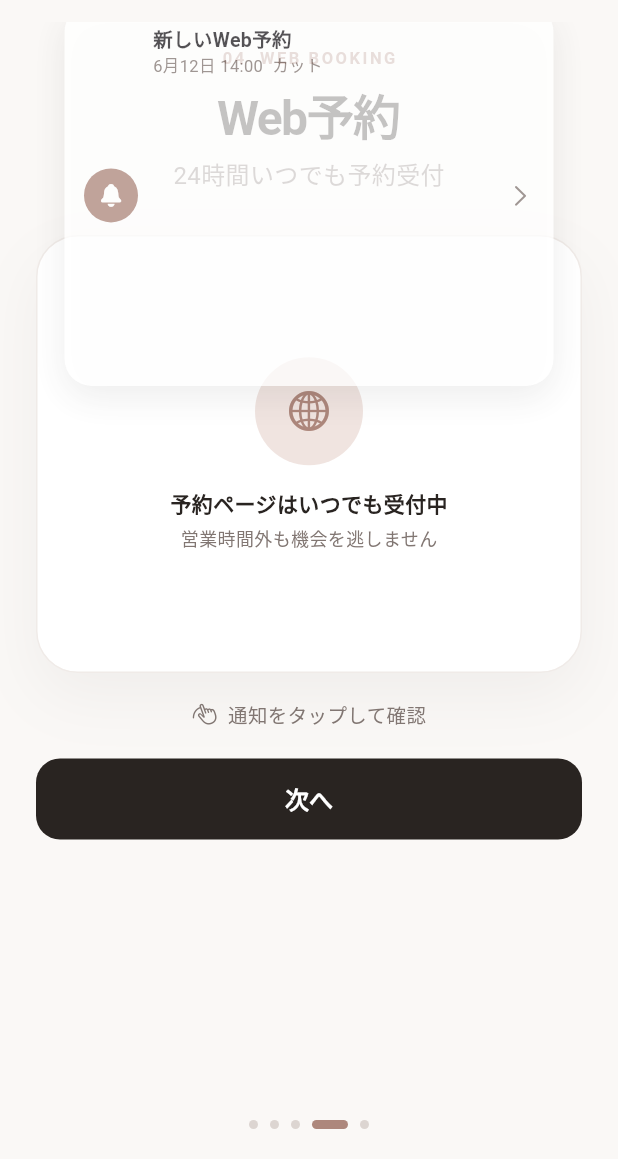
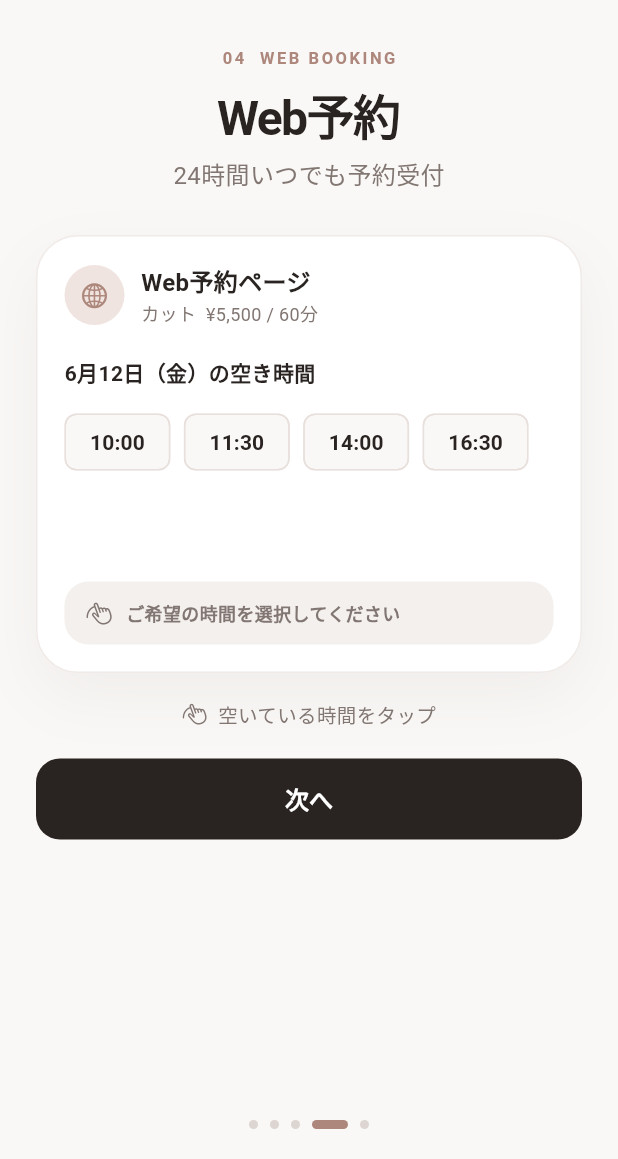
Before and after one commit to takuya42/salon_note, a Flutter app: the screen it shows after launch, swiped to page 4, on a phone screen of 412 x 824 dp, the part 77-1236 px from its top. Run offline on Flutter 3.47's test engine with Material 3 defaults, Android fonts, the phone set to English and light mode, and no system bars; our stand-ins replace cloud_firestore, firebase_analytics, firebase_auth, firebase_core, firebase_crashlytics, firebase_messaging and 13 more; missing offline and left inert: dart:html, purchases_flutter; accounts and stored records are empty.

Commit message:
Fix auth gate flow and onboarding demos

```diff
--- a/lib/auth/pages/auth_gate.dart
+++ b/lib/auth/pages/auth_gate.dart
@@ -1,5 +1,5 @@
+import 'package:firebase_auth/firebase_auth.dart';
 import 'package:flutter/material.dart';
-import 'package:firebase_auth/firebase_auth.dart';
 
 import 'login_page.dart';
 import '../../role_select/role_select_page.dart';
@@ -19,9 +19,11 @@ class AuthGate extends StatelessWidget {
 
     return StreamBuilder<User?>(
       stream: FirebaseAuth.instance.authStateChanges(),
+      initialData: FirebaseAuth.instance.currentUser,
       builder: (context, snapshot) {
         /// 🔥 ローディング
-        if (snapshot.connectionState == ConnectionState.waiting) {
+        if (snapshot.connectionState == ConnectionState.waiting &&
+            !snapshot.hasData) {
           return const Scaffold(
             body: Center(
               child: CircularProgressIndicator(),
--- a/lib/onboarding/pages/onboarding_page.dart
+++ b/lib/onboarding/pages/onboarding_page.dart
@@ -5,9 +5,8 @@ import 'package:flutter/cupertino.dart';
 import 'package:flutter/material.dart';
 import 'package:flutter_riverpod/flutter_riverpod.dart';
 
-import '../../auth/pages/login_page.dart';
+import '../../auth/pages/auth_gate.dart';
 import '../../auth/services/auth_service.dart';
-import '../../role_select/role_select_page.dart';
 import '../providers/onboarding_provider.dart';
 
 const _ink = Color(0xFF292421);
@@ -39,7 +38,7 @@ class _OnboardingPageState extends ConsumerState<OnboardingPage> {
     await ref.read(onboardingCompletedProvider.notifier).complete();
     if (!mounted) return;
     Navigator.of(context).pushReplacement(
-      CupertinoPageRoute<void>(builder: (_) => const LoginPage()),
+      CupertinoPageRoute<void>(builder: (_) => const AuthGate()),
     );
   }
 
@@ -55,7 +54,7 @@ class _OnboardingPageState extends ConsumerState<OnboardingPage> {
       await ref.read(onboardingCompletedProvider.notifier).complete();
       if (!mounted) return;
       Navigator.of(context).pushAndRemoveUntil(
-        CupertinoPageRoute<void>(builder: (_) => const RoleSelectPage()),
+        CupertinoPageRoute<void>(builder: (_) => const AuthGate()),
         (_) => false,
       );
     } catch (error) {
@@ -143,8 +142,8 @@ class _OnboardingPageState extends ConsumerState<OnboardingPage> {
                     eyebrow: '04  WEB BOOKING',
                     title: 'Web予約',
                     subtitle: '24時間いつでも予約受付',
-                    hint: '通知をタップして確認',
-                    demo: const _NotificationDemo(),
+                    hint: '空いている時間をタップ',
+                    demo: const _WebBookingDemo(),
                     onNext: _next,
                   ),
                   _StartPage(
@@ -566,85 +565,118 @@ class _SalesDemoState extends State<_SalesDemo> {
   }
 }
 
-class _NotificationDemo extends StatefulWidget {
-  const _NotificationDemo();
+class _WebBookingDemo extends StatefulWidget {
+  const _WebBookingDemo();
 
   @override
-  State<_NotificationDemo> createState() => _NotificationDemoState();
+  State<_WebBookingDemo> createState() => _WebBookingDemoState();
 }
 
-class _NotificationDemoState extends State<_NotificationDemo> {
-  bool _visible = false;
-  bool _confirmed = false;
-
-  @override
-  void initState() {
-    super.initState();
-    Timer(const Duration(milliseconds: 350), () {
-      if (mounted) setState(() => _visible = true);
-    });
-  }
+class _WebBookingDemoState extends State<_WebBookingDemo> {
+  static const _times = ['10:00', '11:30', '14:00', '16:30'];
+  String? _selectedTime;
 
   @override
   Widget build(BuildContext context) {
     return _DemoCard(
-      child: Stack(
-        alignment: Alignment.center,
+      child: Column(
+        crossAxisAlignment: CrossAxisAlignment.start,
         children: [
-          Column(
-            mainAxisAlignment: MainAxisAlignment.center,
+          const Row(
             children: [
-              Container(
-                width: 72,
-                height: 72,
-                decoration: const BoxDecoration(color: Color(0xFFF0E4E0), shape: BoxShape.circle),
-                child: const Icon(CupertinoIcons.globe, color: _accent, size: 32),
+              CircleAvatar(
+                radius: 20,
+                backgroundColor: Color(0xFFF0E4E0),
+                child: Icon(CupertinoIcons.globe, color: _accent, size: 20),
               ),
-              const SizedBox(height: 15),
-              const Text('予約ページはいつでも受付中', style: TextStyle(color: _ink, fontWeight: FontWeight.w700)),
-              const SizedBox(height: 5),
-              const Text('営業時間外も機会を逃しません', style: TextStyle(color: _muted, fontSize: 12)),
-            ],
-          ),
-          AnimatedSlide(
-            offset: _visible ? const Offset(0, -0.72) : const Offset(0, -1.5),
-            duration: const Duration(milliseconds: 650),
-            curve: Curves.easeOutBack,
-            child: AnimatedOpacity(
-              opacity: _visible ? 1 : 0,
-              duration: const Duration(milliseconds: 400),
-              child: InkWell(
-                onTap: () => setState(() => _confirmed = true),
-                borderRadius: BorderRadius.circular(18),
-                child: Container(
-                  padding: const EdgeInsets.all(13),
-                  decoration: BoxDecoration(
-                    color: const Color(0xF7FFFFFF),
-                    borderRadius: BorderRadius.circular(18),
-                    boxShadow: const [BoxShadow(color: Color(0x18000000), blurRadius: 20, offset: Offset(0, 8))],
-                  ),
-                  child: Row(
-                    children: [
-                      const CircleAvatar(
-                        radius: 18,
-                        backgroundColor: _accent,
-                        child: Icon(CupertinoIcons.bell_fill, color: Colors.white, size: 17),
-                      ),
-                      const SizedBox(width: 10),
+              SizedBox(width: 11),
               Expanded(
                 child: Column(
                   crossAxisAlignment: CrossAxisAlignment.start,
                   children: [
-                            Text(_confirmed ? '予約を確認しました' : '新しいWeb予約', style: const TextStyle(fontWeight: FontWeight.w700, fontSize: 13)),
-                            Text(_confirmed ? 'カレンダーに追加済みです' : '6月12日 14:00  カット', style: const TextStyle(color: _muted, fontSize: 11)),
+                    Text(
+                      'Web予約ページ',
+                      style: TextStyle(
+                        color: _ink,
+                        fontSize: 16,
+                        fontWeight: FontWeight.w700,
+                      ),
+                    ),
+                    Text(
+                      'カット  ¥5,500 / 60分',
+                      style: TextStyle(color: _muted, fontSize: 12),
+                    ),
                   ],
                 ),
               ),
-                      Icon(_confirmed ? CupertinoIcons.check_mark_circled_solid : CupertinoIcons.chevron_right, color: _confirmed ? const Color(0xFF668673) : _muted, size: 18),
             ],
+          ),
+          const SizedBox(height: 20),
+          const Text(
+            '6月12日（金）の空き時間',
+            style: TextStyle(color: _ink, fontWeight: FontWeight.w600),
+          ),
+          const SizedBox(height: 12),
+          Wrap(
+            spacing: 9,
+            runSpacing: 9,
+            children: _times.map((time) {
+              final selected = time == _selectedTime;
+              return ChoiceChip(
+                label: Text(time),
+                selected: selected,
+                showCheckmark: false,
+                selectedColor: _accent,
+                backgroundColor: _surface,
+                side: BorderSide(
+                  color: selected ? _accent : const Color(0xFFE8E0DC),
+                ),
+                labelStyle: TextStyle(
+                  color: selected ? Colors.white : _ink,
+                  fontWeight: FontWeight.w600,
+                ),
+                onSelected: (_) => setState(() => _selectedTime = time),
+              );
+            }).toList(),
+          ),
+          const Spacer(),
+          AnimatedContainer(
+            duration: const Duration(milliseconds: 300),
+            width: double.infinity,
+            padding: const EdgeInsets.symmetric(horizontal: 14, vertical: 12),
+            decoration: BoxDecoration(
+              color: _selectedTime == null
+                  ? const Color(0xFFF4F0EE)
+                  : const Color(0xFFE8F0EB),
+              borderRadius: BorderRadius.circular(16),
+            ),
+            child: Row(
+              children: [
+                Icon(
+                  _selectedTime == null
+                      ? CupertinoIcons.hand_draw
+                      : CupertinoIcons.check_mark_circled_solid,
+                  color: _selectedTime == null
+                      ? _muted
+                      : const Color(0xFF668673),
+                  size: 18,
+                ),
+                const SizedBox(width: 9),
+                Expanded(
+                  child: Text(
+                    _selectedTime == null
+                        ? 'ご希望の時間を選択してください'
+                        : '6月12日 $_selectedTime を選択中',
+                    style: TextStyle(
+                      color: _selectedTime == null
+                          ? _muted
+                          : const Color(0xFF4F705D),
+                      fontSize: 12,
+                      fontWeight: FontWeight.w600,
                     ),
                   ),
                 ),
+              ],
             ),
           ),
         ],
--- a/lib/splash/splash_page.dart
+++ b/lib/splash/splash_page.dart
@@ -4,7 +4,7 @@ import 'package:flutter/foundation.dart';
 import 'package:flutter/material.dart';
 import 'package:flutter_riverpod/flutter_riverpod.dart';
 
-import '../auth/pages/login_page.dart';
+import '../auth/pages/auth_gate.dart';
 import '../onboarding/pages/onboarding_page.dart';
 import '../onboarding/providers/onboarding_provider.dart';
 import '../services/force_update_service.dart';
@@ -72,7 +72,7 @@ class _SplashPageState extends ConsumerState<SplashPage>
       PageRouteBuilder<void>(
         transitionDuration: const Duration(milliseconds: 500),
         pageBuilder: (_, animation, __) => completed
-            ? const LoginPage()
+            ? const AuthGate()
             : const OnboardingPage(),
         transitionsBuilder: (_, animation, __, child) => FadeTransition(
           opacity: CurvedAnimation(parent: animation, curve: Curves.easeOut),
```
Lines whose indentation alone changed are shown as unchanged.
